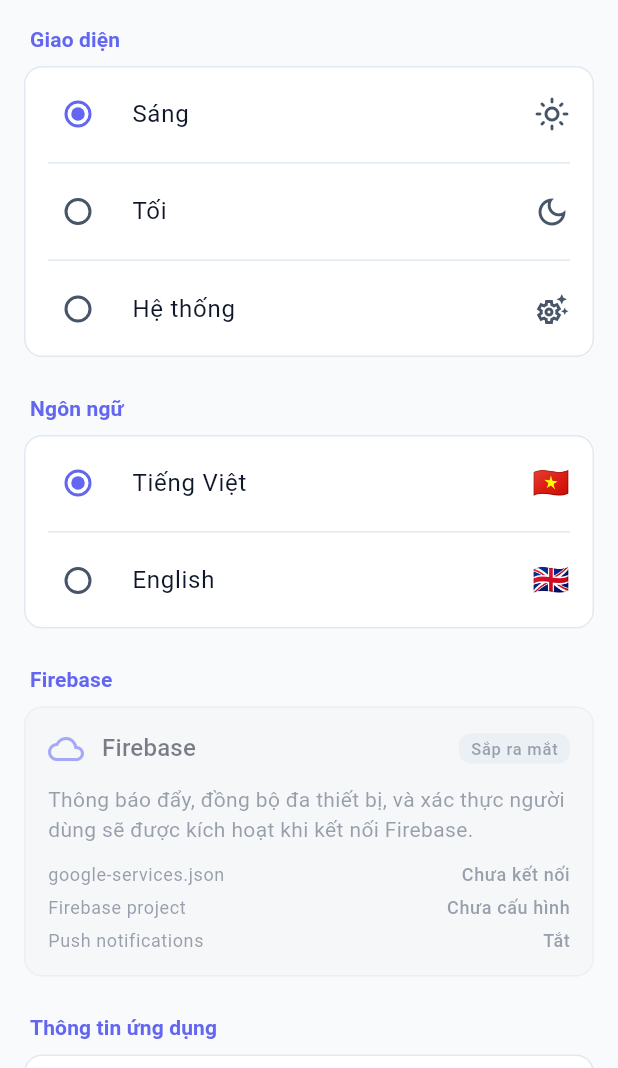
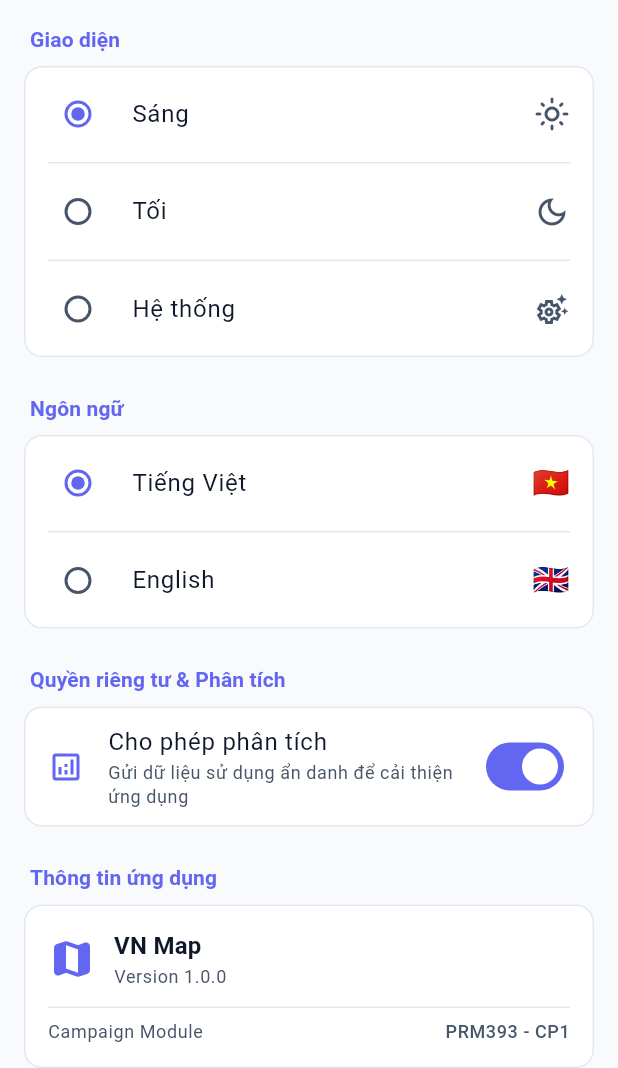
Before and after one commit to CaoDat-2410/VietnameseMap, a Flutter app: the SettingsPage screen opened by its route, on a phone screen of 412 x 824 dp, the part 168-1236 px from its top. Run offline on Flutter 3.47's test engine with Material 3 defaults, Android fonts, the phone set to English and light mode, and no system bars; our stand-ins replace data_table_2, dio, firebase_analytics, firebase_core, fl_chart, flutter_dotenv and 7 more; missing offline and left inert: flutter_map_cancellable_tile_provider, flutter_map_marker_cluster; accounts and stored records are empty; generated files the repository leaves out were written again; project files that could hold a hidden picture were left out.

Commit message:
feat: add Firebase Analytics, Sentry, and Crashlytics (Phase 2)
Analytics:
- Created analytics_events.dart: canonical event taxonomy (login, screen_view,
  campaign_view, event_view, school_view, map_marker_tapped, etc.)
- Created analytics_service.dart: consent-gated wrapper around FirebaseAnalytics;
  all logEvent calls go through this service
- Created analytics_consent_provider.dart: opt-in via SharedPreferences;
  gates all analytics calls

Monitoring:
- Created sentry_service.dart: Sentry init for production/staging builds;
  reads SENTRY_DSN from .env; 100% sampling in prod
- Created crashlytics_service.dart: mobile-only Crashlytics init;
  guarded by Platform checks
- Created navigation_observer.dart: logs screen_view on every route push/replace

Integrations:
- Updated main.dart: initializes Firebase, Sentry, and Crashlytics on startup
- Updated router.dart: added AnalyticsNavigationObserver to GoRouter
- Updated settings_page.dart: replaced placeholder _FirebaseTile with
  _AnalyticsConsentTile SwitchListTile (Cho phÃ©p phÃ¢n tÃ­ch)

Co-authored-by: Cursor <cursoragent@cursor.com>

```diff
--- a/FE/lib/app/router.dart
+++ b/FE/lib/app/router.dart
@@ -6,6 +6,7 @@ import 'package:go_router/go_router.dart';
 
 import 'widgets/app_sidebar.dart';
 import 'widgets/app_shell_scaffold.dart';
+import '../core/monitoring/navigation_observer.dart';
 import '../features/admin/presentation/pages/admin_users_page.dart';
 import '../features/analytics/presentation/pages/analytics_page.dart';
 import '../features/auth/presentation/pages/login_page.dart';
@@ -98,6 +99,9 @@ MapRouteArgs parseMapArgs(Uri uri) {
 
 final router = GoRouter(
   initialLocation: '/login',
+  observers: [
+    AnalyticsNavigationObserver(),
+  ],
   redirect: (context, state) async {
     final path = state.uri.path;
     if (path == '/' || path.startsWith('/province/')) return '/map';
--- /dev/null
+++ b/FE/lib/core/analytics/analytics_events.dart
@@ -0,0 +1,78 @@
+/// Canonical list of all Firebase Analytics events for the VN Map Campaign app.
+/// Use [AnalyticsService.logEvent] with these names to ensure consistency.
+///
+/// Naming convention: snake_case verb_object (e.g. `login`, `screen_view`).
+class AnalyticsEvents {
+  AnalyticsEvents._();
+
+  // ── Navigation ─────────────────────────────────────────────────────────────
+
+  /// Fired when a user successfully logs in.
+  /// Params: `method` — 'password' | 'google'
+  static const login = _Event('login', params: ['method']);
+
+  /// Fired when a user logs out.
+  static const logout = _Event('logout');
+
+  /// Fired on every screen/push navigation via [NavigationObserver].
+  /// Params: `screen_name` — route path, `role` — user role
+  static const screenView = _Event('screen_view', params: ['screen_name', 'role']);
+
+  // ── Campaign ───────────────────────────────────────────────────────────────
+
+  /// Fired when a campaign detail page loads.
+  /// Params: `campaign_id`
+  static const campaignView = _Event('campaign_view', params: ['campaign_id']);
+
+  /// Fired when an event detail page loads.
+  /// Params: `event_id`, `campaign_id`
+  static const eventView = _Event('event_view', params: ['event_id', 'campaign_id']);
+
+  /// Fired when a school detail page loads.
+  /// Params: `school_uid`
+  static const schoolView = _Event('school_view', params: ['school_uid']);
+
+  // ── Registration ──────────────────────────────────────────────────────────
+
+  /// Fired when a student submits the registration form.
+  /// Params: `campaign_id`
+  static const studentRegistrationSubmitted =
+      _Event('student_registration_submitted', params: ['campaign_id']);
+
+  /// Fired when a campaign manager/staff changes a student's registration status.
+  /// Params: `campaign_id`, `status` — PENDING | APPROVED | REJECTED | CANCELLED
+  static const registrationStatusChanged =
+      _Event('registration_status_changed', params: ['campaign_id', 'status']);
+
+  // ── Map ──────────────────────────────────────────────────────────────────
+
+  /// Fired when a map marker is tapped.
+  /// Params: `school_uid`, `geocode_status` — FULL | APPROXIMATE | PENDING
+  static const mapMarkerTapped =
+      _Event('map_marker_tapped', params: ['school_uid', 'geocode_status']);
+
+  /// Fired when a province is selected on the map.
+  /// Params: `province_code`
+  static const mapProvinceSelected =
+      _Event('map_province_selected', params: ['province_code']);
+
+  // ── Analytics Page ────────────────────────────────────────────────────────
+
+  /// Fired when a filter is changed on the Analytics page.
+  /// Params: `filter_type` — 'date_range' | 'province' | 'outcome',
+  ///         `value` — selected value
+  static const analyticsFilterChanged =
+      _Event('analytics_filter_changed', params: ['filter_type', 'value']);
+
+  // ── Weather ───────────────────────────────────────────────────────────────
+
+  /// Fired when a weather detail page loads.
+  /// Params: `unit_code`
+  static const weatherViewed = _Event('weather_viewed', params: ['unit_code']);
+}
+
+class _Event {
+  const _Event(this.name, {this.params});
+  final String name;
+  final List<String>? params;
+}
--- a/FE/lib/features/settings/presentation/pages/settings_page.dart
+++ b/FE/lib/features/settings/presentation/pages/settings_page.dart
@@ -1,6 +1,7 @@
 import 'package:flutter/material.dart';
 import 'package:flutter_riverpod/flutter_riverpod.dart';
 
+import '../../../../core/providers/analytics_consent_provider.dart';
 import '../../../../core/providers/locale_provider.dart';
 import '../../../../core/providers/theme_provider.dart';
 import '../../../../l10n/app_localizations.dart';
@@ -12,6 +13,7 @@ class SettingsPage extends ConsumerWidget {
   Widget build(BuildContext context, WidgetRef ref) {
     final themeMode = ref.watch(themeModeProvider);
     final locale = ref.watch(localeProvider);
+    final analyticsEnabled = ref.watch(analyticsConsentProvider);
     final l10n = AppLocalizations.of(context)!;
 
     return Scaffold(
@@ -43,9 +45,14 @@ class SettingsPage extends ConsumerWidget {
                   },
                 ),
                 const SizedBox(height: 24),
-                _SectionHeader(title: 'Firebase'),
+                _SectionHeader(title: 'Quyền riêng tư & Phân tích'),
                 const SizedBox(height: 8),
-                _FirebaseTile(l10n: l10n),
+                _AnalyticsConsentTile(
+                  currentConsent: analyticsEnabled,
+                  onChanged: (value) {
+                    ref.read(analyticsConsentProvider.notifier).setConsent(value);
+                  },
+                ),
                 const SizedBox(height: 24),
                 _SectionHeader(title: 'Thông tin ứng dụng'),
                 const SizedBox(height: 8),
@@ -150,95 +157,36 @@ class _LanguageTile extends StatelessWidget {
   }
 }
 
-class _FirebaseTile extends StatelessWidget {
-  const _FirebaseTile({required this.l10n});
-  final AppLocalizations l10n;
+class _AnalyticsConsentTile extends StatelessWidget {
+  const _AnalyticsConsentTile({
+    required this.currentConsent,
+    required this.onChanged,
+  });
+
+  final bool currentConsent;
+  final ValueChanged<bool> onChanged;
 
   @override
   Widget build(BuildContext context) {
-    final isDark = Theme.of(context).brightness == Brightness.dark;
-    return Opacity(
-      opacity: 0.55,
-      child: Card(
-        margin: EdgeInsets.zero,
-        color: isDark ? Colors.grey[850] : Colors.grey[100],
-        child: Padding(
-          padding: const EdgeInsets.all(16),
-          child: Column(
-            crossAxisAlignment: CrossAxisAlignment.start,
-            children: [
-              Row(
-                children: [
-                  Icon(
-                    Icons.cloud_outlined,
-                    color: Theme.of(context).colorScheme.primary,
-                  ),
-                  const SizedBox(width: 12),
-                  Text(
-                    'Firebase',
-                    style: Theme.of(context).textTheme.titleMedium,
-                  ),
-                  const Spacer(),
-                  Container(
-                    padding: const EdgeInsets.symmetric(horizontal: 8, vertical: 2),
-                    decoration: BoxDecoration(
-                      color: Theme.of(context).colorScheme.surfaceContainerHighest,
-                      borderRadius: BorderRadius.circular(8),
-                    ),
-                    child: Text(
-                      'Sắp ra mắt',
-                      style: Theme.of(context).textTheme.labelSmall?.copyWith(
-                            color: Theme.of(context).colorScheme.onSurfaceVariant,
-                          ),
-                    ),
-                  ),
-                ],
-              ),
-              const SizedBox(height: 12),
-              Text(
-                'Thông báo đẩy, đồng bộ đa thiết bị, và xác thực người dùng sẽ được kích hoạt khi kết nối Firebase.',
-                style: Theme.of(context).textTheme.bodyMedium?.copyWith(
-                      color: Theme.of(context).colorScheme.onSurfaceVariant,
-                    ),
-              ),
-              const SizedBox(height: 12),
-              _FirebaseSettingRow(label: 'google-services.json', value: 'Chưa kết nối'),
-              const SizedBox(height: 6),
-              _FirebaseSettingRow(label: 'Firebase project', value: 'Chưa cấu hình'),
-              const SizedBox(height: 6),
-              _FirebaseSettingRow(label: 'Push notifications', value: 'Tắt'),
-            ],
-          ),
+    return Card(
+      margin: EdgeInsets.zero,
+      child: SwitchListTile(
+        secondary: Icon(
+          Icons.analytics_outlined,
+          color: Theme.of(context).colorScheme.primary,
         ),
-      ),
-    );
-  }
-}
-
-class _FirebaseSettingRow extends StatelessWidget {
-  const _FirebaseSettingRow({required this.label, required this.value});
-  final String label;
-  final String value;
-
-  @override
-  Widget build(BuildContext context) {
-    return Row(
-      mainAxisAlignment: MainAxisAlignment.spaceBetween,
-      children: [
-        Text(
-          label,
+        title: const Text('Cho phép phân tích'),
+        subtitle: Text(
+          currentConsent
+              ? 'Gửi dữ liệu sử dụng ẩn danh để cải thiện ứng dụng'
+              : 'Tắt theo dõi phân tích sử dụng',
           style: Theme.of(context).textTheme.bodySmall?.copyWith(
                 color: Theme.of(context).colorScheme.onSurfaceVariant,
               ),
         ),
-        Text(
-          value,
-          style: Theme.of(context).textTheme.bodySmall?.copyWith(
-                color: Theme.of(context).colorScheme.onSurfaceVariant,
-                fontWeight: FontWeight.w500,
-              ),
-        ),
-      ],
+        value: currentConsent,
+        onChanged: onChanged,
+      ),
     );
   }
 }
--- a/FE/lib/main.dart
+++ b/FE/lib/main.dart
@@ -3,22 +3,60 @@ import 'package:flutter_dotenv/flutter_dotenv.dart';
 import 'package:flutter_riverpod/flutter_riverpod.dart';
 
 import 'app/router.dart';
+import 'core/config/firebase_initializer.dart';
+import 'core/monitoring/crashlytics_service.dart';
+import 'core/monitoring/sentry_service.dart';
 import 'core/providers/locale_provider.dart';
 import 'core/providers/theme_provider.dart';
 import 'core/theme/app_theme.dart';
+import 'features/auth/shared/providers/auth_provider.dart';
 import 'l10n/app_localizations.dart';
 
 Future<void> main() async {
   WidgetsFlutterBinding.ensureInitialized();
   await dotenv.load();
+
+  // Firebase: Web only (throws on mobile unless platform files are present)
+  try {
+    await FirebaseInitializer.initialize();
+  } on UnsupportedError catch (e) {
+    debugPrint('[Firebase] ${e.message}');
+  }
+
+  // Sentry: Production only
+  if (shouldInitializeSentry) {
+    final env = dotenv.env['ENV_MODE'] ?? 'development';
+    await initializeSentry(environment: env);
+  }
+
   runApp(const ProviderScope(child: VietnameseMapApp()));
 }
 
-class VietnameseMapApp extends ConsumerWidget {
+class VietnameseMapApp extends ConsumerStatefulWidget {
   const VietnameseMapApp({super.key});
 
   @override
-  Widget build(BuildContext context, WidgetRef ref) {
+  ConsumerState<VietnameseMapApp> createState() => _VietnameseMapAppState();
+}
+
+class _VietnameseMapAppState extends ConsumerState<VietnameseMapApp> {
+  @override
+  void initState() {
+    super.initState();
+    _initializeCrashlyticsIfMobile();
+  }
+
+  void _initializeCrashlyticsIfMobile() {
+    if (!shouldInitializeCrashlytics) return;
+    final user = ref.read(activeUserProvider).valueOrNull;
+    initializeCrashlytics(
+      userId: user?.id.toString(),
+      role: user?.role,
+    );
+  }
+
+  @override
+  Widget build(BuildContext context) {
     final themeMode = ref.watch(themeModeProvider);
     final locale = ref.watch(localeProvider);
 
```
Also changed, not shown: FE/lib/core/analytics/analytics_service.dart (added, +94 -0 lines), FE/lib/core/monitoring/crashlytics_service.dart (added, +69 -0 lines), FE/lib/core/monitoring/navigation_observer.dart (added, +33 -0 lines), FE/lib/core/monitoring/sentry_service.dart (added, +49 -0 lines), FE/lib/core/providers/analytics_consent_provider.dart (added, +33 -0 lines).
